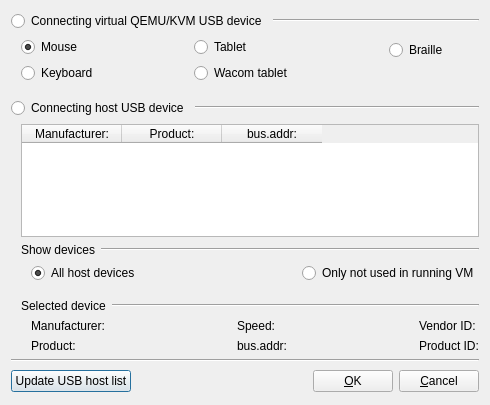
qunying/aqemu-old, file Add_USB_Port_Window.ui: the form before one commit.
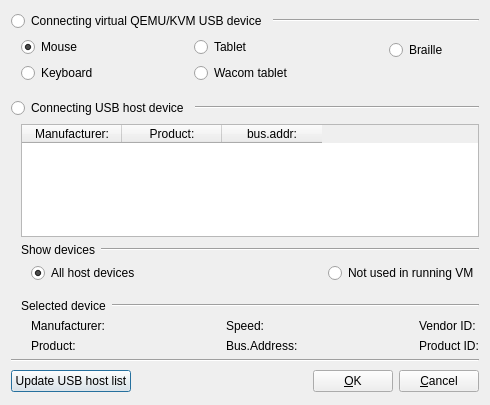
The form after the commit. Icons and pictures are not drawn.

```diff
--- a/Add_USB_Port_Window.ui
+++ b/Add_USB_Port_Window.ui
@@ -166,7 +166,7 @@
         </sizepolicy>
        </property>
        <property name="text">
-        <string>Connecting host USB device</string>
+        <string>Connecting USB host device</string>
        </property>
        <property name="checkable">
         <bool>false</bool>
@@ -289,7 +289,7 @@
         <item>
          <widget class="QRadioButton" name="RB_Show_Not_Used_Runtime">
           <property name="text">
-           <string>Only not used in running VM</string>
+           <string>Not used in running VM</string>
           </property>
          </widget>
         </item>
@@ -383,7 +383,7 @@
           <item>
            <widget class="QLabel" name="S_BusAddr">
             <property name="text">
-             <string>bus.addr:</string>
+             <string>Bus.Address:</string>
             </property>
            </widget>
           </item>
```
